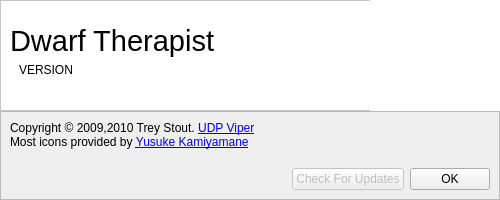
Dwarf-Therapist/Dwarf-Therapist, file ui/about.ui: the form before one commit.
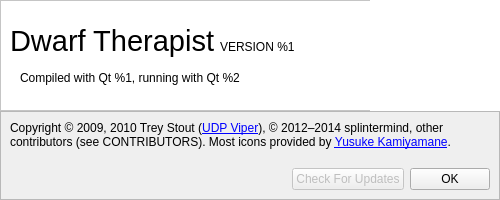
The form after the commit. Icons and pictures are not drawn.

Commit message: About dialog: Add Qt version, adjust copyright text.

```diff
--- a/ui/about.ui
+++ b/ui/about.ui
@@ -62,10 +62,10 @@
      <widget class="QLabel" name="lbl_our_version">
       <property name="geometry">
        <rect>
-        <x>19</x>
-        <y>60</y>
-        <width>331</width>
-        <height>20</height>
+        <x>220</x>
+        <y>39</y>
+        <width>121</width>
+        <height>16</height>
        </rect>
       </property>
       <property name="sizePolicy">
@@ -75,7 +75,7 @@
        </sizepolicy>
       </property>
       <property name="text">
-       <string>VERSION</string>
+       <string>VERSION %1</string>
       </property>
      </widget>
      <widget class="QLabel" name="label_title">
@@ -131,6 +131,23 @@
        <bool>true</bool>
       </property>
      </widget>
+     <widget class="QLabel" name="lbl_qt_version">
+      <property name="geometry">
+       <rect>
+        <x>20</x>
+        <y>70</y>
+        <width>231</width>
+        <height>16</height>
+       </rect>
+      </property>
+      <property name="text">
+       <string>Compiled with Qt %1, running with Qt %2</string>
+      </property>
+     </widget>
+     <zorder>label_title</zorder>
+     <zorder>lbl_image</zorder>
+     <zorder>lbl_our_version</zorder>
+     <zorder>lbl_qt_version</zorder>
     </widget>
    </item>
    <item>
@@ -148,7 +165,7 @@
       <item>
        <widget class="QLabel" name="lbl_text">
         <property name="text">
-         <string>Copyright &amp;copy; 2009,2010 Trey Stout. &lt;a href=&quot;http://udpviper.com/forums&quot;&gt;UDP Viper&lt;/a&gt;&lt;br&gt;Most icons provided by &lt;a href=&quot;http://p.yusukekamiyamane.com/&quot;&gt;Yusuke Kamiyamane</string>
+         <string>&lt;html&gt;&lt;head/&gt;&lt;body&gt;&lt;p&gt;Copyright © 2009, 2010 Trey Stout (&lt;a href=&quot;http://udpviper.com/forums&quot;&gt;&lt;span style=&quot; text-decoration: underline; color:#0000ff;&quot;&gt;UDP Viper&lt;/span&gt;&lt;/a&gt;), © 2012–2014 splintermind, other contributors (see CONTRIBUTORS). Most icons provided by &lt;a href=&quot;http://p.yusukekamiyamane.com/&quot;&gt;&lt;span style=&quot; text-decoration: underline; color:#0000ff;&quot;&gt;Yusuke Kamiyamane&lt;/span&gt;&lt;/a&gt;.&lt;/p&gt;&lt;/body&gt;&lt;/html&gt;</string>
         </property>
         <property name="textFormat">
          <enum>Qt::RichText</enum>
@@ -156,6 +173,9 @@
         <property name="alignment">
          <set>Qt::AlignLeading|Qt::AlignLeft|Qt::AlignTop</set>
         </property>
+        <property name="wordWrap">
+         <bool>true</bool>
+        </property>
         <property name="openExternalLinks">
          <bool>true</bool>
         </property>
```
The commit also changes 1 other file.
